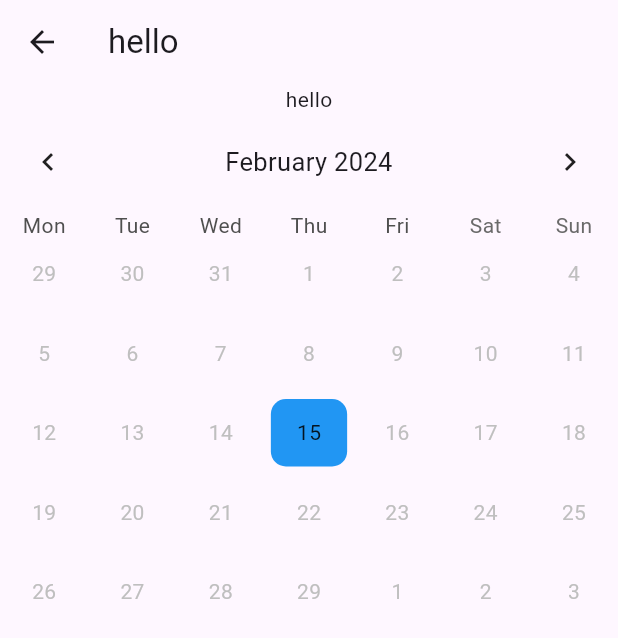
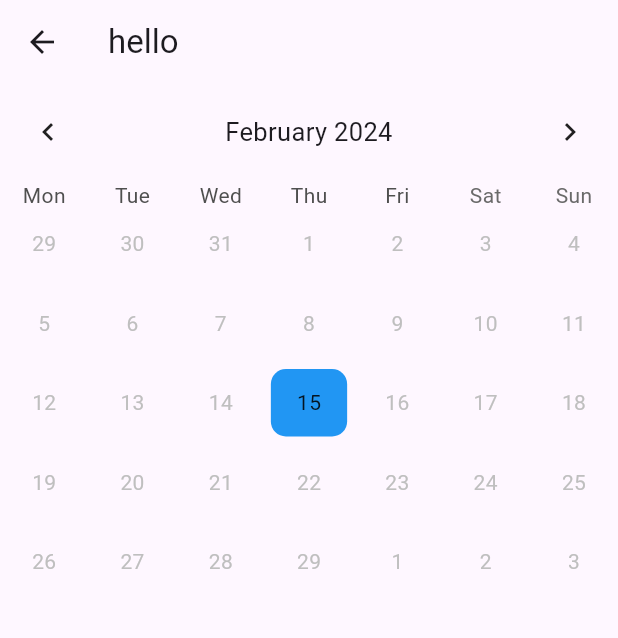
Before and after one commit to ACMHacettepeDevelopers/capsule-gsc, a Flutter app: the Table_Calender screen opened directly with empty values, on a phone screen of 412 x 824 dp. Shown: the top 638 px of the screen. Run offline on Flutter 3.47's test engine with Material 3 defaults, Android fonts, the phone set to English and light mode, and no system bars; drawn by our look-alikes of table_calendar; our stand-ins replace awesome_notifications, cloud_firestore, firebase_auth, firebase_core, flutter_chat_types, flutter_chat_ui and 3 more; accounts and stored records are empty.

Commit message:
remove unnecessary

```diff
--- a/lib/models/medication.dart
+++ b/lib/models/medication.dart
@@ -1,7 +1,3 @@
-import 'dart:convert';
-
-import 'package:flutter/material.dart';
-
 enum MedicationStatus {
   taken,
   notTaken,
--- a/lib/screens/calendar.dart
+++ b/lib/screens/calendar.dart
@@ -1,8 +1,4 @@
-import 'dart:convert';
-
 import 'package:flutter/material.dart';
-import 'package:flutter/services.dart';
-// ignore: depend_on_referenced_packages
 import 'package:capsule_app/models/medication.dart';
 import 'package:table_calendar/table_calendar.dart';
 
@@ -20,7 +16,7 @@ class _Table1Calender extends State<Table_Calender> {
   @override
   Widget build(BuildContext context) {
     return Scaffold(
-      appBar: AppBar(title: Text("hello")),
+      appBar: AppBar(title: const Text("hello")),
       body: content(), //
     );
   }
@@ -28,16 +24,14 @@ class _Table1Calender extends State<Table_Calender> {
   Widget content() {
     return Column(
       children: [
-        Text("hello"),
-        Container(
-          child: TableCalendar(
+        TableCalendar(
           startingDayOfWeek: StartingDayOfWeek.monday,
 
           weekendDays: [DateTime.saturday, DateTime.sunday],
           rowHeight: 53,
           availableGestures: AvailableGestures.all,
           headerStyle:
-                HeaderStyle(formatButtonVisible: false, titleCentered: true),
+              const HeaderStyle(formatButtonVisible: false, titleCentered: true),
           focusedDay: widget.medication.dayAdded,
           firstDay: widget.medication.dayAdded,
           lastDay: widget.medication.endDay,
@@ -57,12 +51,11 @@ class _Table1Calender extends State<Table_Calender> {
               }
             },
           ),
-            calendarStyle: CalendarStyle(
+          calendarStyle: const CalendarStyle(
             defaultTextStyle:
                 TextStyle(fontSize: 20, fontWeight: FontWeight.bold),
             weekendTextStyle: TextStyle(
                 color: Colors.red, fontSize: 20, fontWeight: FontWeight.bold),
-            ),
           ),
         )
       ],
@@ -72,7 +65,7 @@ class _Table1Calender extends State<Table_Calender> {
 
 Widget TakenBoxPill() {
   return CalendarBoxes(
-    child: Icon(
+    child: const Icon(
       Icons.check,
       size: 30,
       color: Colors.white,
@@ -82,7 +75,7 @@ Widget TakenBoxPill() {
 
 Widget NotTakenBoxPill() {
   return CalendarBoxes(
-    child: Icon(Icons.clear, size: 30, color: Colors.red),
+    child: const Icon(Icons.clear, size: 30, color: Colors.red),
   );
 }
 
@@ -90,7 +83,7 @@ Widget UnknownBoxPill({required DateTime date}) {
   return CalendarBoxes(
     child: Text(
       date.day.toString(),
-      style: TextStyle(color: Colors.black87),
+      style: const TextStyle(color: Colors.black87),
     ),
   );
 }
--- a/lib/screens/main_screen.dart
+++ b/lib/screens/main_screen.dart
@@ -101,7 +101,7 @@ class _MainScreenState extends State<MainScreen> {
               final medication = medications[index];
               if(medication.remainingDays > 0){
               return MedicationCard(medication: medication);}
-            },
+            }
           );
         },
       ),
--- a/lib/screens/medication_details.dart
+++ b/lib/screens/medication_details.dart
@@ -13,8 +13,6 @@ class MedicationDetails extends StatefulWidget {
 class _MedicationDetailsState extends State<MedicationDetails> {
   @override
   Widget build(BuildContext context) {
-    print("asdasdsadsadsadsadsadsadasdsadasdasdasdsa");
-    print(widget.medication!.name);
     return Scaffold(
         appBar: AppBar(
           title: const Text("Medication Details"),
@@ -31,7 +29,7 @@ class _MedicationDetailsState extends State<MedicationDetails> {
                         builder: (context) =>
                             Table_Calender(medication: widget.medication!)));
                   },
-                  child: Text("Go to calender")),
+                  child:const  Text("Go to calendar")),
             ],
           ),
         ));
--- a/lib/services/medications_local_service.dart
+++ b/lib/services/medications_local_service.dart
@@ -1,7 +1,6 @@
 import 'dart:async';
 import 'dart:convert';
 import 'dart:io';
-import 'dart:math';
 import 'package:capsule_app/models/medication.dart';
 import 'package:capsule_app/models/notification.dart';
 import "package:shared_preferences/shared_preferences.dart";
@@ -83,10 +82,10 @@ class MedicationsService {
     final List<String> notifications = prefs.getStringList("notifications") ?? [];
     List<Notification>  notificationList = notifications.map((e) => Notification.fromJson(jsonDecode(e))).toList();
     final List<String> medications = prefs.getStringList("medications") ?? [];
-      AwesomeNotifications().cancelSchedule(notificationList.firstWhere((element) => element.id == medication.notificationId!).id);
+      AwesomeNotifications().cancelSchedule(notificationList.firstWhere((element) => element.id == medication.notificationId).id);
       print("DELETED NOTIFICATION ${medication.times}");
 
-      notificationList.removeWhere((element) => element.id == medication.notificationId!);
+      notificationList.removeWhere((element) => element.id == medication.notificationId);
       prefs.setStringList("notifications", notificationList.map((e) => jsonEncode(e)).toList());
 
     medications.remove(jsonEncode(medication));
```
Lines whose indentation alone changed are shown as unchanged.
